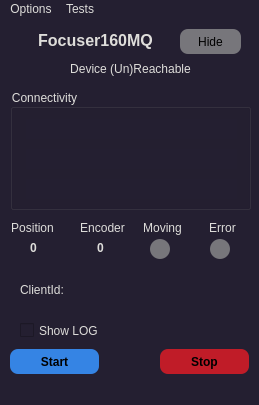
Before: the Qt Designer form assets/main.ui in ramonefoster/HostFocuser160, drawn with Qt 5.
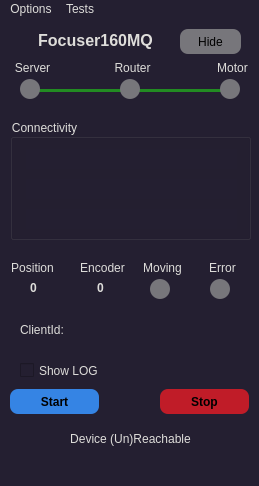
After: the same form once the commit is applied.

Patch:
```diff
--- a/assets/main.ui
+++ b/assets/main.ui
@@ -7,7 +7,7 @@
     <x>0</x>
     <y>0</y>
     <width>259</width>
-    <height>405</height>
+    <height>486</height>
    </rect>
   </property>
   <property name="windowTitle">
@@ -21,7 +21,7 @@
     <property name="geometry">
      <rect>
       <x>10</x>
-      <y>330</y>
+      <y>370</y>
       <width>89</width>
       <height>25</height>
      </rect>
@@ -44,7 +44,7 @@
     <property name="geometry">
      <rect>
       <x>160</x>
-      <y>330</y>
+      <y>370</y>
       <width>89</width>
       <height>25</height>
      </rect>
@@ -67,7 +67,7 @@
     <property name="geometry">
      <rect>
       <x>20</x>
-      <y>300</y>
+      <y>340</y>
       <width>221</width>
       <height>23</height>
      </rect>
@@ -129,7 +129,7 @@
     <property name="geometry">
      <rect>
       <x>10</x>
-      <y>70</y>
+      <y>100</y>
       <width>241</width>
       <height>121</height>
      </rect>
@@ -211,7 +211,7 @@
     <property name="geometry">
      <rect>
       <x>0</x>
-      <y>200</y>
+      <y>240</y>
       <width>65</width>
       <height>17</height>
      </rect>
@@ -230,7 +230,7 @@
     <property name="geometry">
      <rect>
       <x>130</x>
-      <y>200</y>
+      <y>240</y>
       <width>65</width>
       <height>17</height>
      </rect>
@@ -249,7 +249,7 @@
     <property name="geometry">
      <rect>
       <x>190</x>
-      <y>200</y>
+      <y>240</y>
       <width>65</width>
       <height>17</height>
      </rect>
@@ -268,7 +268,7 @@
     <property name="geometry">
      <rect>
       <x>0</x>
-      <y>220</y>
+      <y>260</y>
       <width>67</width>
       <height>17</height>
      </rect>
@@ -293,7 +293,7 @@
     <property name="geometry">
      <rect>
       <x>150</x>
-      <y>220</y>
+      <y>260</y>
       <width>20</width>
       <height>20</height>
      </rect>
@@ -313,7 +313,7 @@
     <property name="geometry">
      <rect>
       <x>210</x>
-      <y>220</y>
+      <y>260</y>
       <width>20</width>
       <height>20</height>
      </rect>
@@ -333,7 +333,7 @@
     <property name="geometry">
      <rect>
       <x>30</x>
-      <y>40</y>
+      <y>410</y>
       <width>201</width>
       <height>20</height>
      </rect>
@@ -352,7 +352,7 @@
     <property name="geometry">
      <rect>
       <x>20</x>
-      <y>260</y>
+      <y>300</y>
       <width>71</width>
       <height>21</height>
      </rect>
@@ -371,7 +371,7 @@
     <property name="geometry">
      <rect>
       <x>100</x>
-      <y>260</y>
+      <y>300</y>
       <width>141</width>
       <height>25</height>
      </rect>
@@ -402,7 +402,7 @@
     <property name="geometry">
      <rect>
       <x>70</x>
-      <y>220</y>
+      <y>260</y>
       <width>61</width>
       <height>17</height>
      </rect>
@@ -427,7 +427,7 @@
     <property name="geometry">
      <rect>
       <x>70</x>
-      <y>200</y>
+      <y>240</y>
       <width>65</width>
       <height>17</height>
      </rect>
@@ -442,6 +442,180 @@
      <set>Qt::AlignCenter</set>
     </property>
    </widget>
+   <widget class="QLabel" name="statServer">
+    <property name="geometry">
+     <rect>
+      <x>20</x>
+      <y>60</y>
+      <width>20</width>
+      <height>20</height>
+     </rect>
+    </property>
+    <property name="styleSheet">
+     <string notr="true">background-color: rgb(119, 118, 123);
+border-radius: 10px;</string>
+    </property>
+    <property name="text">
+     <string/>
+    </property>
+    <property name="alignment">
+     <set>Qt::AlignCenter</set>
+    </property>
+   </widget>
+   <widget class="QLabel" name="statRouter">
+    <property name="geometry">
+     <rect>
+      <x>120</x>
+      <y>60</y>
+      <width>20</width>
+      <height>20</height>
+     </rect>
+    </property>
+    <property name="styleSheet">
+     <string notr="true">background-color: rgb(119, 118, 123);
+border-radius: 10px;</string>
+    </property>
+    <property name="text">
+     <string/>
+    </property>
+    <property name="alignment">
+     <set>Qt::AlignCenter</set>
+    </property>
+   </widget>
+   <widget class="QLabel" name="statMotor">
+    <property name="geometry">
+     <rect>
+      <x>220</x>
+      <y>60</y>
+      <width>20</width>
+      <height>20</height>
+     </rect>
+    </property>
+    <property name="styleSheet">
+     <string notr="true">background-color: rgb(119, 118, 123);
+border-radius: 10px;</string>
+    </property>
+    <property name="text">
+     <string/>
+    </property>
+    <property name="alignment">
+     <set>Qt::AlignCenter</set>
+    </property>
+   </widget>
+   <widget class="QLabel" name="label_7">
+    <property name="geometry">
+     <rect>
+      <x>0</x>
+      <y>40</y>
+      <width>65</width>
+      <height>17</height>
+     </rect>
+    </property>
+    <property name="styleSheet">
+     <string notr="true">color: rgb(222, 221, 218);</string>
+    </property>
+    <property name="text">
+     <string>Server</string>
+    </property>
+    <property name="alignment">
+     <set>Qt::AlignCenter</set>
+    </property>
+   </widget>
+   <widget class="QLabel" name="label_8">
+    <property name="geometry">
+     <rect>
+      <x>100</x>
+      <y>40</y>
+      <width>65</width>
+      <height>17</height>
+     </rect>
+    </property>
+    <property name="styleSheet">
+     <string notr="true">color: rgb(222, 221, 218);</string>
+    </property>
+    <property name="text">
+     <string>Router</string>
+    </property>
+    <property name="alignment">
+     <set>Qt::AlignCenter</set>
+    </property>
+   </widget>
+   <widget class="QLabel" name="label_9">
+    <property name="geometry">
+     <rect>
+      <x>200</x>
+      <y>40</y>
+      <width>65</width>
+      <height>17</height>
+     </rect>
+    </property>
+    <property name="styleSheet">
+     <string notr="true">color: rgb(222, 221, 218);</string>
+    </property>
+    <property name="text">
+     <string>Motor</string>
+    </property>
+    <property name="alignment">
+     <set>Qt::AlignCenter</set>
+    </property>
+   </widget>
+   <widget class="QLabel" name="lineRM">
+    <property name="geometry">
+     <rect>
+      <x>130</x>
+      <y>70</y>
+      <width>100</width>
+      <height>3</height>
+     </rect>
+    </property>
+    <property name="styleSheet">
+     <string notr="true">background-color: forestGreen;</string>
+    </property>
+    <property name="text">
+     <string/>
+    </property>
+   </widget>
+   <widget class="QLabel" name="lineSR">
+    <property name="geometry">
+     <rect>
+      <x>30</x>
+      <y>70</y>
+      <width>100</width>
+      <height>3</height>
+     </rect>
+    </property>
+    <property name="styleSheet">
+     <string notr="true">background-color: forestGreen;</string>
+    </property>
+    <property name="text">
+     <string/>
+    </property>
+   </widget>
+   <zorder>btnStart</zorder>
+   <zorder>btnStop</zorder>
+   <zorder>boxLog</zorder>
+   <zorder>btnHide</zorder>
+   <zorder>label</zorder>
+   <zorder>groupBox</zorder>
+   <zorder>label_2</zorder>
+   <zorder>label_3</zorder>
+   <zorder>label_4</zorder>
+   <zorder>lblPos</zorder>
+   <zorder>lblMov</zorder>
+   <zorder>lblErr</zorder>
+   <zorder>lblPing</zorder>
+   <zorder>label_5</zorder>
+   <zorder>txtClientID</zorder>
+   <zorder>lblEnc</zorder>
+   <zorder>label_6</zorder>
+   <zorder>label_7</zorder>
+   <zorder>label_8</zorder>
+   <zorder>label_9</zorder>
+   <zorder>lineRM</zorder>
+   <zorder>statMotor</zorder>
+   <zorder>lineSR</zorder>
+   <zorder>statServer</zorder>
+   <zorder>statRouter</zorder>
   </widget>
   <widget class="QMenuBar" name="menubar">
    <property name="geometry">
```
Left out of the diff: 2 changed lines with no effect on the pictures.
